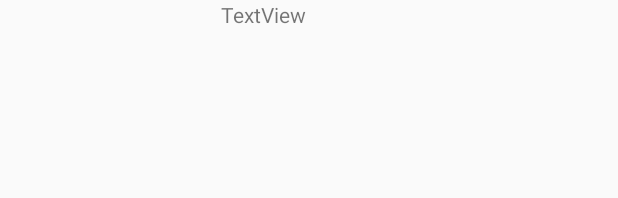
After one commit to mocompres/Galgeleg, an Android app: the layout activity_end_of_game.xml on its own in the app's theme, with its tools: preview values and no code run, on a phone screen of 412 x 824 dp. The commit adds this screen. Shown: the top 198 px of the screen. Run offline under Robolectric (Android 15) with nearby library versions, the phone set to English and light mode, and no system bars.

Commit message:
Added winner og loser activity

```diff
--- a/app/src/main/AndroidManifest.xml
+++ b/app/src/main/AndroidManifest.xml
@@ -9,6 +9,7 @@
         android:roundIcon="@mipmap/ic_launcher_round"
         android:supportsRtl="true"
         android:theme="@style/AppTheme">
+        <activity android:name=".EndOfGame"></activity>
         <activity android:name=".MainActivity">
             <intent-filter>
                 <action android:name="android.intent.action.MAIN" />
--- /dev/null
+++ b/app/src/main/res/layout/activity_end_of_game.xml
@@ -0,0 +1,20 @@
+<?xml version="1.0" encoding="utf-8"?>
+<androidx.constraintlayout.widget.ConstraintLayout xmlns:android="http://schemas.android.com/apk/res/android"
+    xmlns:app="http://schemas.android.com/apk/res-auto"
+    xmlns:tools="http://schemas.android.com/tools"
+    android:layout_width="match_parent"
+    android:layout_height="match_parent"
+    tools:context=".EndOfGame"
+    android:id="@+id/mainlayer">
+
+
+    <TextView
+        android:id="@+id/textView"
+        android:layout_width="351dp"
+        android:layout_height="65dp"
+        android:text="TextView"
+        android:textAlignment="center"
+        tools:layout_editor_absoluteX="17dp"
+        tools:layout_editor_absoluteY="187dp" />
+
+</androidx.constraintlayout.widget.ConstraintLayout>
```
Also changed, not shown: app/src/main/java/com/example/galgeleg/EndOfGame.java (added, +36 -0 lines), app/src/main/java/com/example/galgeleg/MainActivity.java (+13 -2 lines).
